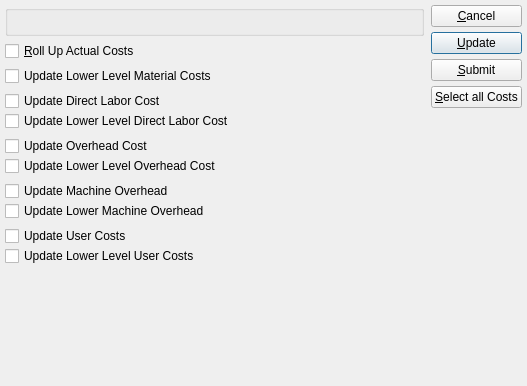
Old version of the form xtuple/trunk/guiclient/updateActualCostsByClassCode.ui in the repository WooodHead/xtuple.
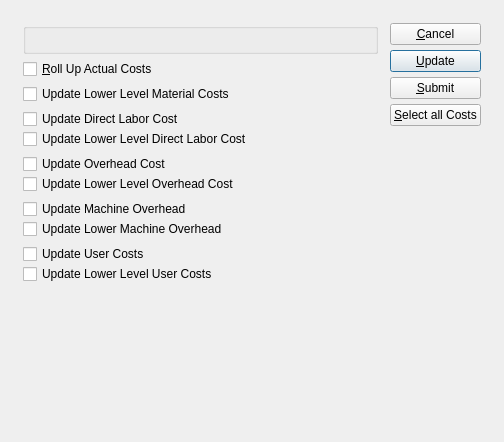
New version of the form. Custom widgets are drawn as their Qt base class.

```diff
--- a/xtuple/trunk/guiclient/updateActualCostsByClassCode.ui
+++ b/xtuple/trunk/guiclient/updateActualCostsByClassCode.ui
@@ -13,33 +13,29 @@
    <rect>
     <x>0</x>
     <y>0</y>
-    <width>527</width>
-    <height>386</height>
+    <width>504</width>
+    <height>442</height>
    </rect>
   </property>
   <property name="windowTitle" >
    <string>Update Actual Costs by Class Code</string>
   </property>
-  <layout class="QHBoxLayout" >
+  <layout class="QGridLayout" name="gridLayout_2" >
+   <item row="0" column="0" >
+    <layout class="QGridLayout" name="gridLayout" >
    <property name="margin" >
-    <number>5</number>
+      <number>12</number>
    </property>
    <property name="spacing" >
-    <number>7</number>
-   </property>
-   <item>
+      <number>12</number>
+     </property>
+     <item row="0" column="0" >
     <layout class="QVBoxLayout" >
-     <property name="margin" >
-      <number>0</number>
-     </property>
      <property name="spacing" >
       <number>0</number>
      </property>
      <item>
       <layout class="QVBoxLayout" >
-       <property name="margin" >
-        <number>0</number>
-       </property>
        <property name="spacing" >
         <number>5</number>
        </property>
@@ -52,9 +48,6 @@
        </item>
        <item>
         <layout class="QHBoxLayout" >
-         <property name="margin" >
-          <number>0</number>
-         </property>
          <property name="spacing" >
           <number>0</number>
          </property>
@@ -85,9 +78,6 @@
        </item>
        <item>
         <layout class="QHBoxLayout" >
-         <property name="margin" >
-          <number>0</number>
-         </property>
          <property name="spacing" >
           <number>0</number>
          </property>
@@ -118,17 +108,11 @@
        </item>
        <item>
         <layout class="QVBoxLayout" >
-         <property name="margin" >
-          <number>0</number>
-         </property>
          <property name="spacing" >
           <number>0</number>
          </property>
          <item>
           <layout class="QHBoxLayout" >
-           <property name="margin" >
-            <number>0</number>
-           </property>
            <property name="spacing" >
             <number>0</number>
            </property>
@@ -159,9 +143,6 @@
          </item>
          <item>
           <layout class="QHBoxLayout" >
-           <property name="margin" >
-            <number>0</number>
-           </property>
            <property name="spacing" >
             <number>0</number>
            </property>
@@ -194,17 +175,11 @@
        </item>
        <item>
         <layout class="QVBoxLayout" >
-         <property name="margin" >
-          <number>0</number>
-         </property>
          <property name="spacing" >
           <number>0</number>
          </property>
          <item>
           <layout class="QHBoxLayout" >
-           <property name="margin" >
-            <number>0</number>
-           </property>
            <property name="spacing" >
             <number>0</number>
            </property>
@@ -235,9 +210,6 @@
          </item>
          <item>
           <layout class="QHBoxLayout" >
-           <property name="margin" >
-            <number>0</number>
-           </property>
            <property name="spacing" >
             <number>0</number>
            </property>
@@ -270,17 +242,11 @@
        </item>
        <item>
         <layout class="QVBoxLayout" >
-         <property name="margin" >
-          <number>0</number>
-         </property>
          <property name="spacing" >
           <number>0</number>
          </property>
          <item>
           <layout class="QHBoxLayout" >
-           <property name="margin" >
-            <number>0</number>
-           </property>
            <property name="spacing" >
             <number>0</number>
            </property>
@@ -311,9 +277,6 @@
          </item>
          <item>
           <layout class="QHBoxLayout" >
-           <property name="margin" >
-            <number>0</number>
-           </property>
            <property name="spacing" >
             <number>0</number>
            </property>
@@ -346,17 +309,11 @@
        </item>
        <item>
         <layout class="QVBoxLayout" >
-         <property name="margin" >
-          <number>0</number>
-         </property>
          <property name="spacing" >
           <number>0</number>
          </property>
          <item>
           <layout class="QHBoxLayout" >
-           <property name="margin" >
-            <number>0</number>
-           </property>
            <property name="spacing" >
             <number>0</number>
            </property>
@@ -387,9 +344,6 @@
          </item>
          <item>
           <layout class="QHBoxLayout" >
-           <property name="margin" >
-            <number>0</number>
-           </property>
            <property name="spacing" >
             <number>0</number>
            </property>
@@ -430,29 +384,23 @@
        <property name="sizeType" >
         <enum>QSizePolicy::Expanding</enum>
        </property>
-       <property name="sizeHint" >
+         <property name="sizeHint" stdset="0" >
         <size>
          <width>20</width>
-         <height>16</height>
+           <height>0</height>
         </size>
        </property>
       </spacer>
      </item>
     </layout>
    </item>
-   <item>
+     <item row="0" column="1" >
     <layout class="QVBoxLayout" >
-     <property name="margin" >
-      <number>0</number>
-     </property>
      <property name="spacing" >
       <number>0</number>
      </property>
      <item>
       <layout class="QVBoxLayout" >
-       <property name="margin" >
-        <number>0</number>
-       </property>
        <property name="spacing" >
         <number>5</number>
        </property>
@@ -500,13 +448,15 @@
        <property name="orientation" >
         <enum>Qt::Vertical</enum>
        </property>
-       <property name="sizeHint" >
+         <property name="sizeHint" stdset="0" >
         <size>
          <width>20</width>
-         <height>120</height>
+           <height>0</height>
         </size>
        </property>
       </spacer>
+       </item>
+      </layout>
      </item>
     </layout>
    </item>
```
Left out of the diff: 25 changed lines with no effect on the pictures. Lines whose indentation alone changed are shown as unchanged.
